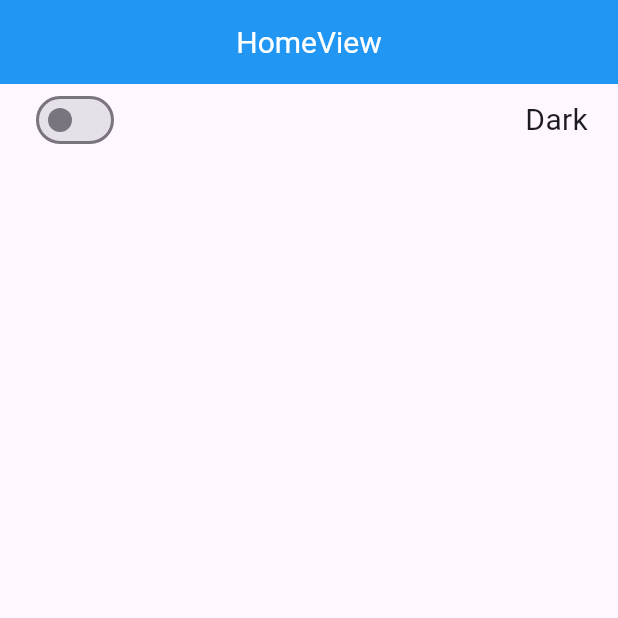
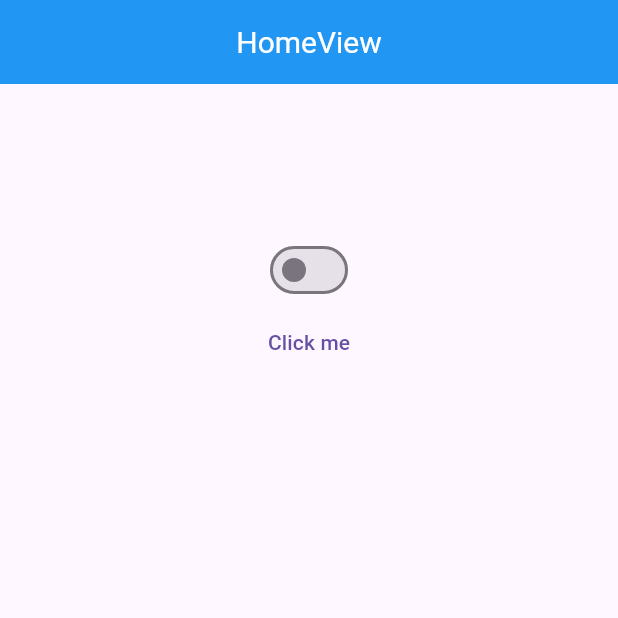
Before and after one commit to afnan-malik/Push-Notification, a Flutter app: the screen it shows after launch, on a phone screen of 412 x 824 dp, the top half of it. Run offline on Flutter 3.47's test engine with Material 3 defaults, Android fonts, the phone set to English and light mode, and no system bars; our stand-ins replace firebase_core, firebase_messaging, flutter_local_notifications, get; accounts and stored records are empty.

Commit message:
first update

```diff
--- a/lib/app/home/views/home_view.dart
+++ b/lib/app/home/views/home_view.dart
@@ -17,18 +17,21 @@ class HomeView extends GetView<HomeController> {
             centerTitle: true,
             backgroundColor: Colors.blue,
           ),
-          body:  Padding(
-            padding: const EdgeInsets.symmetric(horizontal: 20),
-            child:Obx(()=>  Row(
-              mainAxisAlignment: MainAxisAlignment.spaceBetween,
-              children: [
-                Switch(value: controller.value.value, activeColor:Colors.cyan,onChanged: (newValue){
-                  controller.value.value=!controller.value.value;
-                  controller.value.value?Get.changeTheme(ThemeData.dark()):Get.changeTheme(ThemeData.light());
-                }),
-                Text(controller.value.value?"Light":"Dark",style: const TextStyle(fontSize:20),)
-              ],)
-            ),
+          body:  Column(
+            children: [
+              Obx(()=>  Padding(
+                padding: const EdgeInsets.only(top: 100),
+                child: Center(
+                  child: Switch(value: controller.value.value, activeColor:Colors.blue,onChanged: (newValue){
+                    controller.value.value=!controller.value.value;
+                    controller.value.value?controller.performDelayedAction():Get.changeTheme(ThemeData.light());
+                  }),
+                ),
+              )),
+
+              TextButton(onPressed: (){},
+                  child: const Text('Click me'))
+            ],
           ),
         );
       }
--- a/lib/routes/app_pages.dart
+++ b/lib/routes/app_pages.dart
@@ -1,10 +1,9 @@
 import 'package:get/get.dart';
 
+import '../app/ChatScreen/bindings/theme_binding.dart';
+import '../app/ChatScreen/views/theme_view.dart';
 import '../app/home/bindings/home_binding.dart';
 import '../app/home/views/home_view.dart';
-import '../app/theme/bindings/theme_binding.dart';
-import '../app/theme/views/theme_view.dart';
-
 part 'app_routes.dart';
 
 class AppPages {
--- a/pubspec.yaml
+++ b/pubspec.yaml
@@ -38,8 +38,9 @@ dependencies:
   firebase_core: ^3.6.0
   get: ^4.6.6
   firebase_messaging: ^15.1.3
-  flutter_local_notifications: ^17.2.3
-
+  flutter_local_notifications:
+  app_settings: ^5.1.1
+  http:
 dev_dependencies:
   flutter_test:
     sdk: flutter
```
Also changed, not shown: lib/app/home/controllers/home_controller.dart (+56 -2 lines), lib/main.dart (+9 -0 lines), lib/services/notification_services.dart (+105 -0 lines), lib/app/ChatScreen/bindings/theme_binding.dart (renamed from lib/app/theme/bindings/theme_binding.dart), lib/app/ChatScreen/controllers/theme_controller.dart (renamed from lib/app/theme/controllers/theme_controller.dart), lib/app/ChatScreen/views/theme_view.dart (renamed from lib/app/theme/views/theme_view.dart), pubspec.lock, 1 other file.
